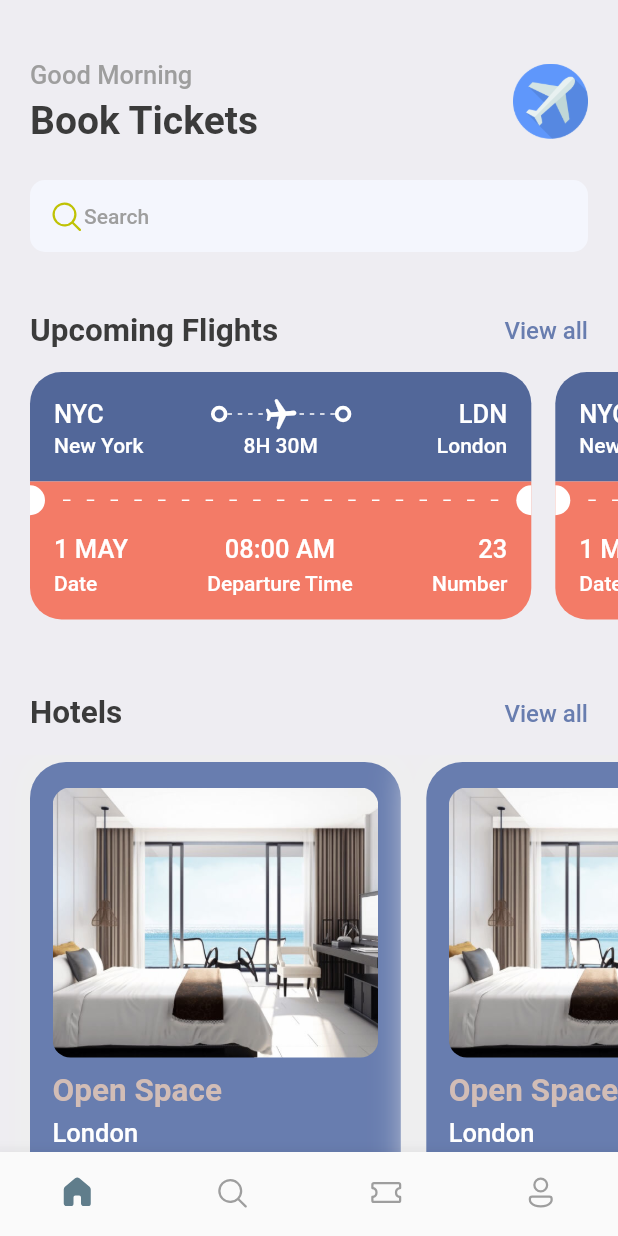
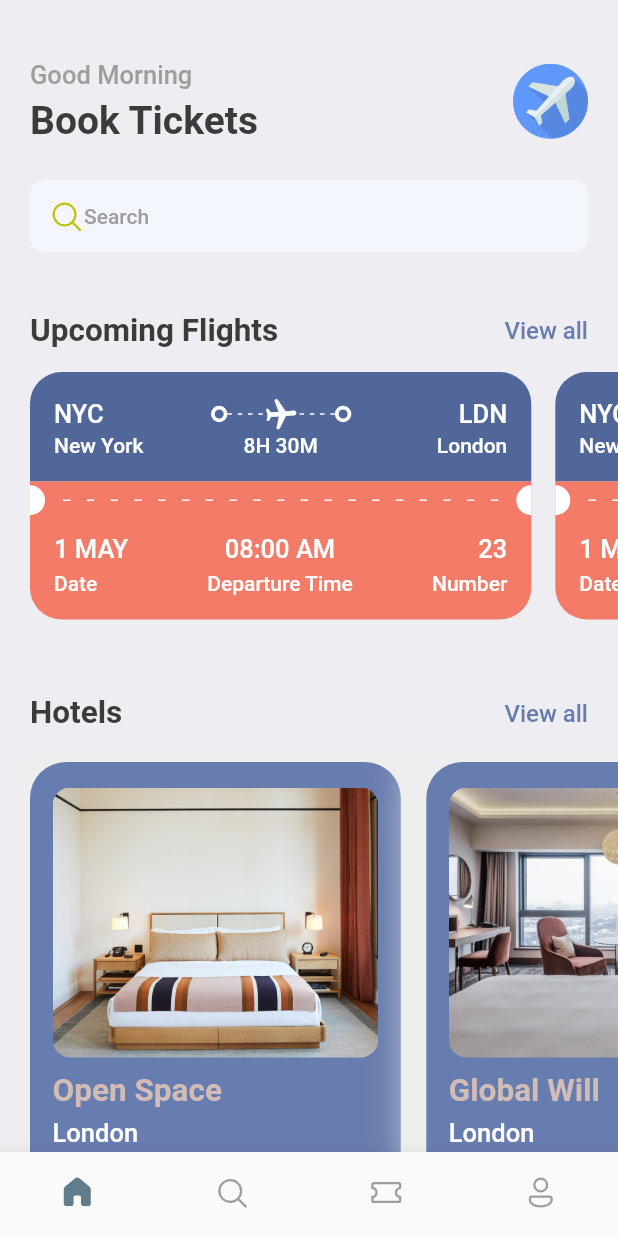
Before and after one commit to gabrieloest/booktickets, a Flutter app: the screen it shows after launch, on a phone screen of 412 x 824 dp. Run offline on Flutter 3.47's test engine with Material 2 defaults, Android fonts, the phone set to English and light mode, and no system bars; our stand-ins replace fluentui_icons, gap.

Commit message:
Add dynamic hotels section

```diff
--- a/lib/screens/home_screen.dart
+++ b/lib/screens/home_screen.dart
@@ -1,5 +1,6 @@
 import 'package:booktickets/screens/hotel_screen.dart';
 import 'package:booktickets/screens/ticket_view.dart';
+import 'package:booktickets/utils/app_info_list.dart';
 import 'package:booktickets/utils/app_styles.dart';
 import 'package:fluentui_icons/fluentui_icons.dart';
 import 'package:flutter/material.dart';
@@ -116,10 +117,10 @@ class HomeScreen extends StatelessWidget {
           SingleChildScrollView(
               scrollDirection: Axis.horizontal,
               padding: const EdgeInsets.only(left: 20),
-              child: Row(children: const [
-                HotelScreen(),
-                HotelScreen(),
-              ]))
+              child: Row(
+                  children: hotelList
+                      .map((singleHotel) => HotelScreen(hotel: singleHotel))
+                      .toList()))
         ],
       ),
     );
--- a/lib/screens/hotel_screen.dart
+++ b/lib/screens/hotel_screen.dart
@@ -1,12 +1,11 @@
 import 'package:booktickets/utils/app_layout.dart';
 import 'package:booktickets/utils/app_styles.dart';
 import 'package:flutter/material.dart';
-import 'package:flutter/src/widgets/container.dart';
-import 'package:flutter/src/widgets/framework.dart';
 import 'package:gap/gap.dart';
 
 class HotelScreen extends StatelessWidget {
-  const HotelScreen({super.key});
+  final Map<String, dynamic> hotel;
+  const HotelScreen({Key? key, required this.hotel}) : super(key: key);
 
   @override
   Widget build(BuildContext context) {
@@ -31,23 +30,23 @@ class HotelScreen extends StatelessWidget {
             decoration: BoxDecoration(
                 borderRadius: BorderRadius.circular(12),
                 color: Styles.primaryColor,
-                image: const DecorationImage(
+                image: DecorationImage(
                     fit: BoxFit.cover,
-                    image: AssetImage("assets/images/room_01.png"))),
+                    image: AssetImage("assets/images/${hotel['image']}"))),
           ),
           const Gap(10),
           Text(
-            "Open Space",
+            "${hotel['place']}",
             style: Styles.headLineStyle2.copyWith(color: Styles.kakiColor),
           ),
           const Gap(5),
           Text(
-            "London",
+            "${hotel['destination']}",
             style: Styles.headLineStyle3.copyWith(color: Colors.white),
           ),
           const Gap(8),
           Text(
-            "\$40/night",
+            "\$${hotel['price']}/night",
             style: Styles.headLineStyle1.copyWith(color: Styles.kakiColor),
           ),
         ],
--- /dev/null
+++ b/lib/utils/app_info_list.dart
@@ -0,0 +1,20 @@
+List<Map<String, dynamic>> hotelList = [
+  {
+    'image': 'room_01.png',
+    'place': 'Open Space',
+    'destination': 'London',
+    'price': 25
+  },
+  {
+    'image': 'room_02.png',
+    'place': 'Global Will',
+    'destination': 'London',
+    'price': 40
+  },
+  {
+    'image': 'room_03.png',
+    'place': 'Tallest Building',
+    'destination': 'Dubai',
+    'price': 68
+  },
+];
```
Also changed, not shown: assets/images/room_01.png, assets/images/room_02.png (added), assets/images/room_03.png (added).
